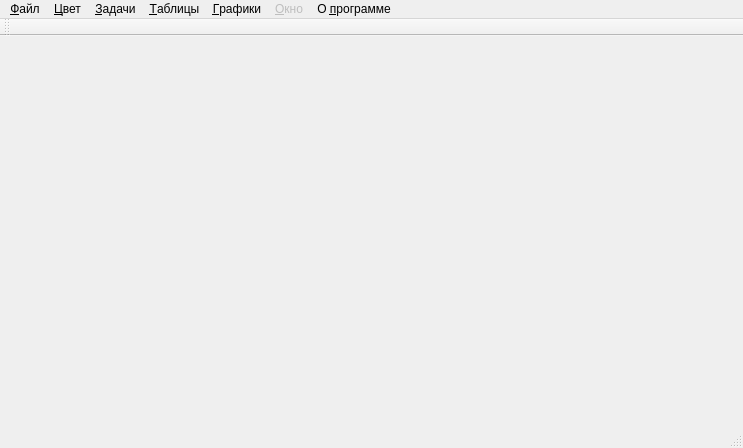
Above: mainwindow.ui from Turch1993/burya before the change. Below: the same form after it.
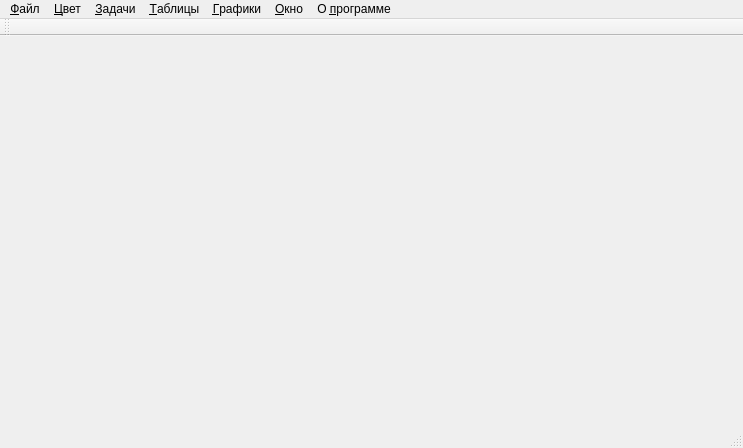
That is the form after the change.

The edit to the form file:
```diff
--- a/mainwindow.ui
+++ b/mainwindow.ui
@@ -109,7 +109,7 @@
    </widget>
    <widget class="QMenu" name="menuWindow">
     <property name="enabled">
-     <bool>false</bool>
+     <bool>true</bool>
     </property>
     <property name="title">
      <string>&amp;Окно</string>
```
Left out of the diff: 64 changed lines with no effect on the pictures.
